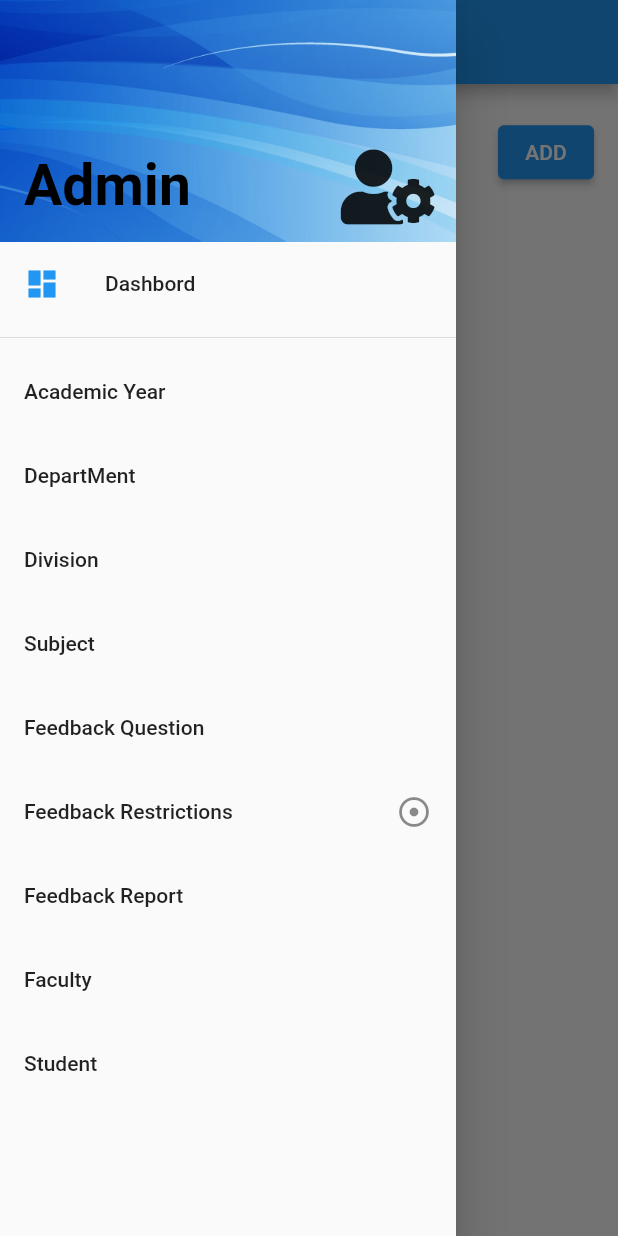
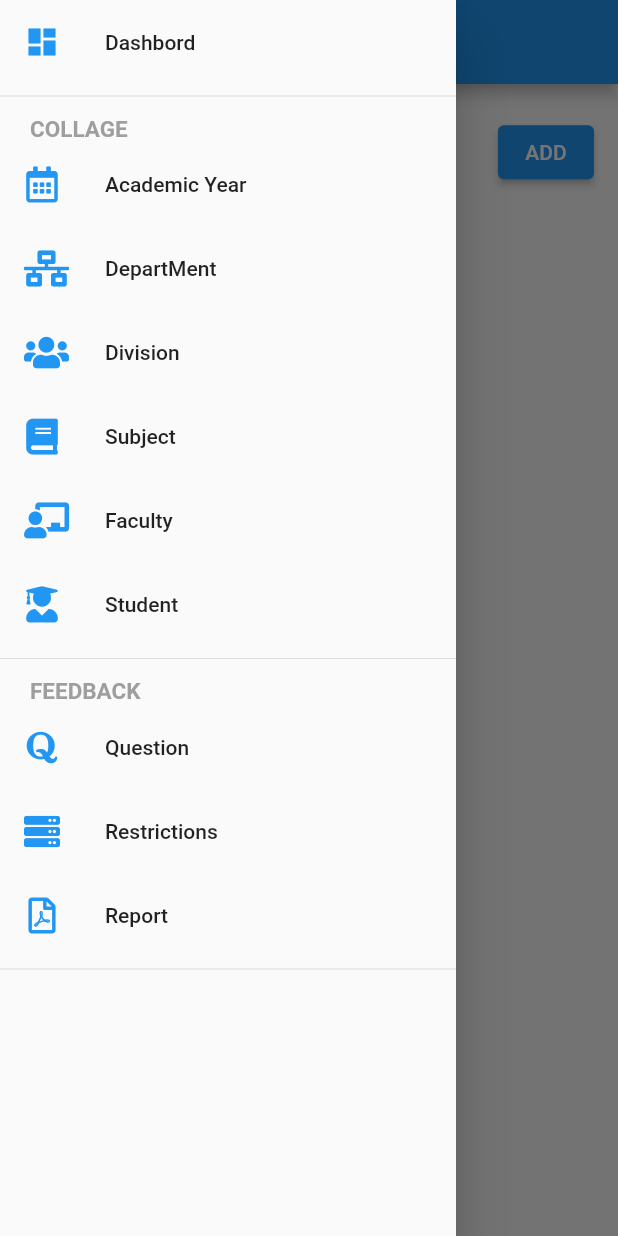
Before and after one commit to ishitgami/Online-Student-Feedback-System, a Flutter app: the AcadamicYearScreen screen opened by its route, with the side drawer open, on a phone screen of 412 x 824 dp. Run offline on Flutter 3.47's test engine with Material 2 defaults, Android fonts, the phone set to English and light mode, and no system bars; our stand-ins replace cloud_firestore, firebase_auth, firebase_core, flutter_rating_bar, font_awesome_flutter, pdf and 1 more; missing offline and left inert: flutter_full_pdf_viewer; accounts and stored records are empty.

Commit message:
Change uI of Admin Drawer

```diff
--- a/lib/admin/DrawerAdmin.dart
+++ b/lib/admin/DrawerAdmin.dart
@@ -1,6 +1,5 @@
 import 'package:flutter/material.dart';
 import 'package:font_awesome_flutter/font_awesome_flutter.dart';
-
 import '../route.dart';
 
 
@@ -12,15 +11,19 @@ class AdminDrawer extends StatelessWidget {
   @override
   Widget build(BuildContext context) {
     return Drawer(
+
       child: SafeArea(
         child: ListView(
           padding: EdgeInsets.zero,
           children: <Widget>[
-            _createHeader(),
+            // _createHeader(),
             ListTile(
               title: Row(
                 children: [
-                  Icon(Icons.dashboard,color: Colors.blue,),
+                  Icon(
+                    Icons.dashboard,
+                    color: Colors.blue,
+                  ),
                   SizedBox(
                     width: 30,
                   ),
@@ -29,42 +32,154 @@ class AdminDrawer extends StatelessWidget {
               ),
               onTap: () {
                 Navigator.pop(context);
-                Navigator.pushNamed(context, AdminScreenRoute);
+                Navigator.pushNamed(context,AdminScreenRoute);
               },
             ),
-            SizedBox(
-              width: 50,
-              child: Divider()),
+            SizedBox(width: 50, child: Divider()),
+            Container(
+              margin: EdgeInsets.only(left: 20, top: 5),
+              child: Text(
+                'COLLAGE',
+                style: TextStyle(
+                  fontSize: 15,
+                  color: Colors.grey,
+                  fontWeight: FontWeight.bold
+                ),
+              ),
+            ),
             ListTile(
-              title: Text('Academic Year'),
+              title: Row(
+                children: [
+                  Icon(
+                    FontAwesomeIcons.calendarAlt,
+                    color: Colors.blue,
+                  ),
+                  SizedBox(
+                    width: 30,
+                  ),
+                  Text('Academic Year'),
+                ],
+              ),
               onTap: () {
                 Navigator.pop(context);
-                Navigator.pushNamed(context, acadamicYearScreenRoute);
+                Navigator.pushNamed(context,acadamicYearScreenRoute);
               },
             ),
             ListTile(
-              title: Text('DepartMent'),
+              title: Row(
+                children: [
+                  Icon(
+                    FontAwesomeIcons.networkWired,
+                    color: Colors.blue,
+                  ),
+                  SizedBox(
+                    width: 30,
+                  ),
+                  Text('DepartMent'),
+                ],
+              ),
               onTap: () {
                 Navigator.pop(context);
                 Navigator.pushNamed(context, departmentScreenRoute);
               },
             ),
             ListTile(
-              title: Text('Division'),
+              title: Row(
+                children: [
+                  Icon(
+                    FontAwesomeIcons.users,
+                    color: Colors.blue,
+                  ),
+                  SizedBox(
+                    width: 30,
+                  ),
+                  Text('Division'),
+                ],
+              ),
               onTap: () {
                 Navigator.pop(context);
                 Navigator.pushNamed(context, divisionScreenRoute);
               },
             ),
             ListTile(
-              title: Text('Subject'),
+              title: Row(
+                children: [
+                  Icon(
+                    FontAwesomeIcons.book,
+                    color: Colors.blue,
+                  ),
+                  SizedBox(
+                    width: 30,
+                  ),
+                  Text('Subject'),
+                ],
+              ),
               onTap: () {
                 Navigator.pop(context);
                 Navigator.pushNamed(context, subjectScreenRoute);
               },
             ),
+             ListTile(
+              title: Row(
+                children: [
+                  Icon(
+                    FontAwesomeIcons.chalkboardTeacher,
+                    color: Colors.blue,
+                  ),
+                  SizedBox(
+                    width: 30,
+                  ),
+                  Text('Faculty'),
+                ],
+              ),
+              onTap: () {
+                Navigator.pop(context);
+                Navigator.pushNamed(context, facultyInAdminScreenRoute);
+              },
+            ),
             ListTile(
-              title: Text('Feedback Question'),
+              title: Row(
+                children: [
+                  Icon(
+                    FontAwesomeIcons.userGraduate,
+                    color: Colors.blue,
+                  ),
+                  SizedBox(
+                    width: 30,
+                  ),
+                  Text('Student'),
+                ],
+              ),
+              onTap: () {
+                Navigator.pop(context);
+                Navigator.pushNamed(context, studentInAdminScreenRoute);
+              },
+            ),
+            SizedBox(width: 50, child: Divider()),
+            Container(
+              margin: EdgeInsets.only(left: 20, top: 5),
+              child: Text(
+                'FEEDBACK',
+                style: TextStyle(
+                  fontSize: 15,
+                  color: Colors.grey,
+                  fontWeight: FontWeight.bold
+                ),
+              ),
+            ),
+            ListTile(
+              title: Row(
+                children: [
+                  Icon(
+                    FontAwesomeIcons.quora,
+                    color: Colors.blue,
+                  ),
+                  SizedBox(
+                    width: 30,
+                  ),
+                  Text('Question'),
+                ],
+              ),
               onTap: () {
                 Navigator.pop(context);
                 Navigator.pushNamed(context, questionScreenRoute);
@@ -73,8 +188,14 @@ class AdminDrawer extends StatelessWidget {
             ListTile(
               title: Row(
                 children: [
-                  Expanded(child: Text('Feedback Restrictions')),
-                  Icon(Icons.adjust),
+                  Icon(
+                    FontAwesomeIcons.server,
+                    color: Colors.blue,
+                  ),
+                  SizedBox(
+                    width: 30,
+                  ),
+                  Expanded(child: Text('Restrictions')),
                 ],
               ),
               onTap: () {
@@ -83,59 +204,28 @@ class AdminDrawer extends StatelessWidget {
               },
             ),
             ListTile(
-              title: Text('Feedback Report'),
+              title: Row(
+                children: [
+                  Icon(
+                    FontAwesomeIcons.filePdf,
+                    color: Colors.blue,
+                  ),
+                  SizedBox(
+                    width: 30,
+                  ),
+                  Text('Report'),
+                ],
+              ),
               onTap: () {
                 Navigator.pop(context);
                 Navigator.pushNamed(context, reportScreenRoute);
               },
             ),
-            ListTile(
-              title: Text('Faculty'),
-              onTap: () {
-                Navigator.pop(context);
-                Navigator.pushNamed(context, facultyInAdminScreenRoute);
-              },
-            ),
-            ListTile(
-              title: Text('Student'),
-              onTap: () {
-                Navigator.pop(context);
-                Navigator.pushNamed(context, studentInAdminScreenRoute);
-              },
-            ),
+            SizedBox(width: 50, child: Divider()),
+
           ],
         ),
       ),
     );
   }
 }
-
-Widget _createHeader() {
-  return DrawerHeader(
-      margin: EdgeInsets.zero,
-      padding: EdgeInsets.zero,
-      decoration: BoxDecoration(
-          image: DecorationImage(
-              fit: BoxFit.cover,
-              image: AssetImage('img/drawerbg.jpg'))),
-      child: Stack(children: <Widget>[
-        Positioned(
-            bottom: 12.0,
-            left: 16.0,
-            child: Row(
-              children: [
-                 Text(
-                  "Admin",
-                  style: TextStyle(
-                      color: Colors.black,
-                      fontSize: 38.0,
-                      fontWeight: FontWeight.w700),
-                ),
-                SizedBox(
-                  width: 100,
-                ),
-                Icon(FontAwesomeIcons.userCog,size: 50),
-              ],
-            )),
-      ]));
-}
--- a/lib/main.dart
+++ b/lib/main.dart
@@ -1,10 +1,8 @@
 import 'package:flutter/material.dart';
 import 'package:firebase_core/firebase_core.dart';
-
 import 'package:osfs1/route.dart';
 
-
-  void main() async{
+void main() async {
   WidgetsFlutterBinding.ensureInitialized();
   await Firebase.initializeApp();
   runApp(OSFS());
```
Lines whose indentation alone changed are shown as unchanged.
